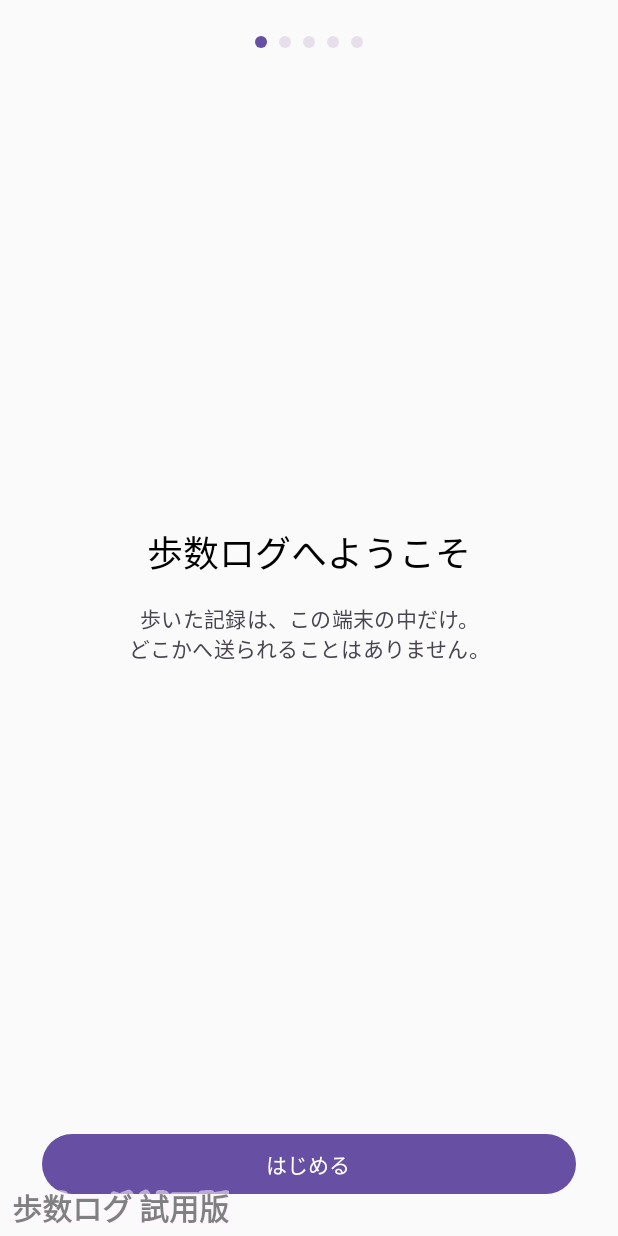
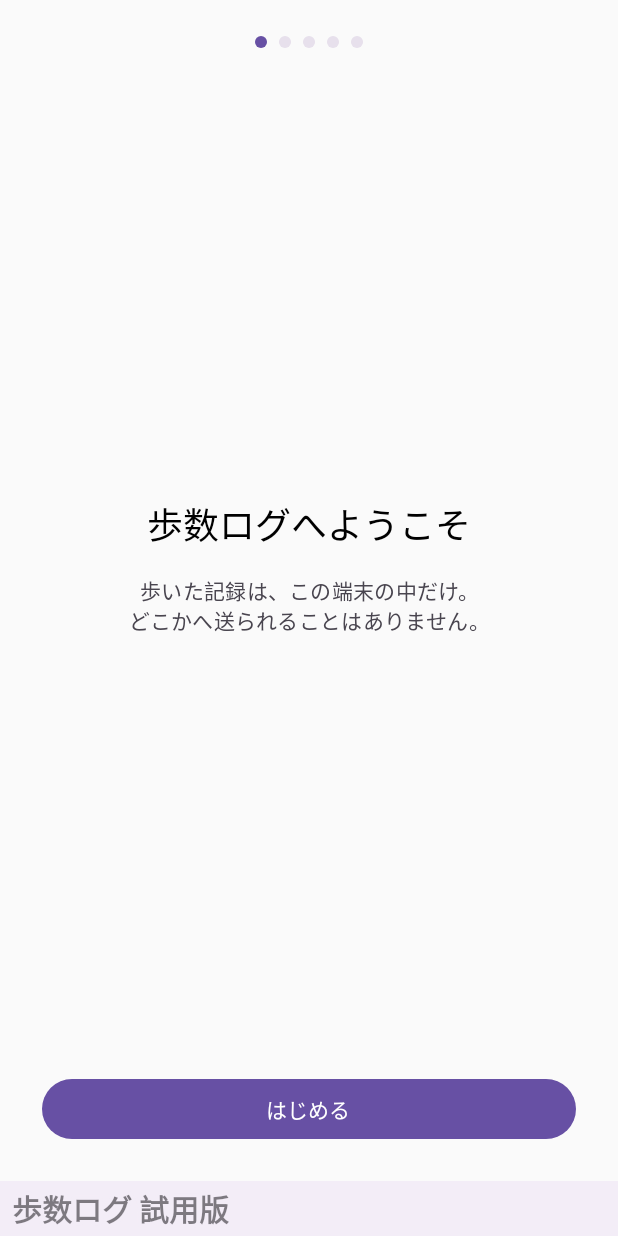
Before and after one commit to hide10/steps-log, an Android app built with Jetpack Compose: the screen it shows after launch (MainActivity), on a phone screen of 412 x 824 dp. Run offline under Robolectric (Android 15) with nearby library versions, the phone set to English and light mode, and no system bars; our stand-ins replace Room's generated code; libraries missing offline, so code that uses them is left out: androidx.health.connect, com.android.billingclient; 17 statements that could not run were skipped.

Commit message:
レビュー指摘への対応：承認ループ・ロゴ配置・英語名
- BillingManager: 未承認分は1件ずつ承認し、最初の失敗で残りを
  飛ばさない（課金テンプレートの所有ルール）。fail-first のテストを追加
- 試用版ロゴ: 画面への重ね表示をやめ、タブバーの上の「帯」として
  レイアウトに組み込む。歩数ログの画面は下部までボタンや文字が
  スクロールし、初回案内は下部に全幅ボタンがあるため、重ね表示では
  両方と重なる（エミュレータで実測して確認）。帯なら構造的に重ならない。
  LogoUiTest も帯方式に合わせて更新
- values-en の app_name を削除（本体は日本語 UI で統一。ランチャー名だけ
  英語になる不整合を解消）

```diff
--- a/android/app/src/main/java/com/kbcode/steps/MainActivity.kt
+++ b/android/app/src/main/java/com/kbcode/steps/MainActivity.kt
@@ -5,10 +5,14 @@ import android.os.Bundle
 import androidx.activity.ComponentActivity
 import androidx.activity.compose.setContent
 import androidx.activity.viewModels
+import androidx.compose.foundation.layout.Box
+import androidx.compose.foundation.layout.Column
+import androidx.compose.foundation.layout.navigationBarsPadding
 import androidx.compose.runtime.getValue
+import androidx.compose.ui.Modifier
 import androidx.lifecycle.compose.collectAsStateWithLifecycle
 import com.kbcode.steps.billing.LogoBillingViewModel
-import com.kbcode.steps.ui.billing.LogoOverlay
+import com.kbcode.steps.ui.billing.TrialLogoBar
 import androidx.compose.runtime.mutableStateOf
 import androidx.compose.runtime.remember
 import androidx.compose.runtime.setValue
@@ -37,13 +41,19 @@ class MainActivity : ComponentActivity() {
             val appearance by prefs.appearance.collectAsStateWithLifecycle()
             val billingState by billing.manager.state.collectAsStateWithLifecycle()
             StepsAppTheme(accent = appearance.accent, themeMode = appearance.themeMode) {
-                // 未購入の間だけ試用版ロゴを左下に出す（KB Code 課金テンプレート）
-                LogoOverlay(owned = billingState.owned) {
                 // 初回だけ案内を出す。終えたら二度と出さない
                 var needsSetup by remember { mutableStateOf(!prefs.setupDone) }
                 if (needsSetup) {
+                    // 未購入の間だけ試用版ロゴを左下に出す（KB Code 課金テンプレート）。
+                    // 案内画面は下部に全幅ボタンがあるため、重ねずに帯として置く
+                    Column(Modifier.navigationBarsPadding()) {
+                        Box(Modifier.weight(1f)) {
                             SetupScreen(onDone = { needsSetup = false })
+                        }
+                        TrialLogoBar(owned = billingState.owned)
+                    }
                 } else {
+                    // 通常画面のロゴは StepsNavHost がタブバーの上に出す
                     StepsNavHost(
                         weeklyReviewWeek = weeklyReviewRequest,
                         onWeeklyReviewHandled = {
@@ -54,7 +64,6 @@ class MainActivity : ComponentActivity() {
                         onBuyLogo = { billing.manager.buy(this@MainActivity) },
                         onRestoreLogo = { billing.manager.refresh(manual = true) },
                     )
-                    }
                 }
             }
         }
--- a/android/app/src/main/java/com/kbcode/steps/ui/billing/LogoOverlay.kt
+++ b/android/app/src/main/java/com/kbcode/steps/ui/billing/LogoOverlay.kt
@@ -1,6 +1,9 @@
 package com.kbcode.steps.ui.billing
 
-import androidx.compose.foundation.layout.*
+import androidx.compose.foundation.background
+import androidx.compose.foundation.layout.Box
+import androidx.compose.foundation.layout.fillMaxWidth
+import androidx.compose.foundation.layout.padding
 import androidx.compose.material3.MaterialTheme
 import androidx.compose.material3.Text
 import androidx.compose.runtime.Composable
@@ -19,16 +22,29 @@ import androidx.compose.ui.unit.dp
 import androidx.compose.ui.unit.sp
 import com.kbcode.steps.R
 
+/**
+ * Trial logo for the KB Code billing template: the localized "app name +
+ * trial version" label, 20sp bold, alpha 0.55, with an outline in the
+ * color of the surface behind it so the label stays readable.
+ * Decorative only: hidden from accessibility services and never clickable.
+ *
+ * Placement in this app: a strip of its own in the layout (see
+ * [TrialLogoBar]), NOT a floating overlay. The steps screens are scrollable
+ * lists with buttons and text reaching the bottom-left, and the first-run
+ * guide has a full-width primary button at the bottom; a floating logo
+ * overlapped both (confirmed on an emulator). Reserving layout space makes
+ * overlap impossible on every screen. Locapin can float the logo because
+ * its main surface is a map with no controls at the bottom-left.
+ *
+ * The outline uses the strip's container color: that is the surface the
+ * logo actually sits on, so the outline blends into it.
+ */
 @Composable
-fun LogoOverlay(owned: Boolean, modifier: Modifier = Modifier, content: @Composable BoxScope.() -> Unit) {
-    Box(modifier.fillMaxSize()) {
-        content()
-        if (!owned) {
+fun TrialLogo(modifier: Modifier = Modifier) {
     val label = stringResource(R.string.logo_trial_label)
     val baseStyle = TextStyle(fontSize = 20.sp, fontWeight = FontWeight.Bold, lineHeight = 24.sp)
     Box(
-                modifier = Modifier.align(Alignment.BottomStart)
-                    .safeDrawingPadding().padding(start = 8.dp, bottom = 4.dp)
+        modifier = modifier
             .alpha(0.55f)
             .clearAndSetSemantics {
                 @Suppress("DEPRECATION")
@@ -36,11 +52,11 @@ fun LogoOverlay(owned: Boolean, modifier: Modifier = Modifier, content: @Composa
                 testTag = "steps-logo"
             }
     ) {
-                // Outline layer in the background color, so the label stays
-                // readable on any map tile or photo behind it.
+        // Outline layer in the strip's container color, so the label
+        // stays readable and the outline blends into the strip.
         Text(
             text = label,
-                    color = MaterialTheme.colorScheme.background,
+            color = MaterialTheme.colorScheme.surfaceContainer,
             style = baseStyle.copy(drawStyle = Stroke(width = 8f, join = StrokeJoin.Round))
         )
         Text(
@@ -50,5 +66,23 @@ fun LogoOverlay(owned: Boolean, modifier: Modifier = Modifier, content: @Composa
         )
     }
 }
+
+/**
+ * The trial logo as a layout strip: bottom-left, directly above the bottom
+ * navigation (or at the very bottom on the first-run guide). Painted with
+ * the navigation bar's container color so it reads as part of that area.
+ * Renders nothing once the purchase is owned.
+ */
+@Composable
+fun TrialLogoBar(owned: Boolean, modifier: Modifier = Modifier) {
+    if (owned) return
+    Box(
+        modifier = modifier
+            .fillMaxWidth()
+            .background(MaterialTheme.colorScheme.surfaceContainer)
+            .padding(start = 8.dp, top = 3.dp, bottom = 3.dp),
+        contentAlignment = Alignment.CenterStart,
+    ) {
+        TrialLogo()
     }
 }
```
Also changed, not shown: android/app/src/main/java/com/kbcode/steps/billing/BillingManager.kt (+12 -3 lines), android/app/src/main/java/com/kbcode/steps/ui/navigation/StepsNavHost.kt (+9 -2 lines), 3 other files. Lines whose indentation alone changed are shown as unchanged.
